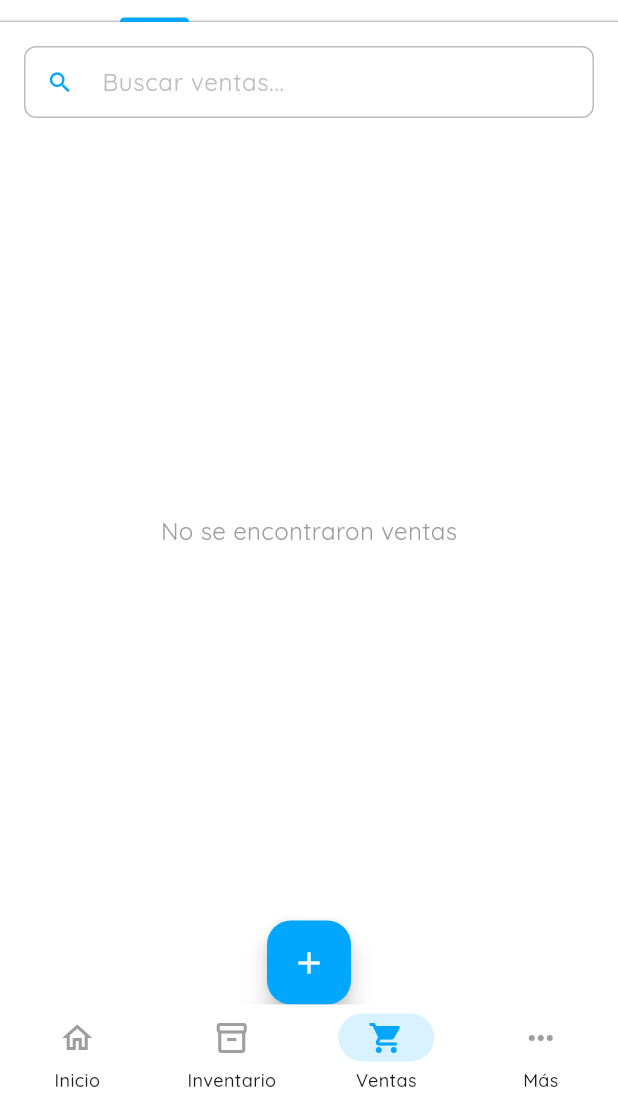
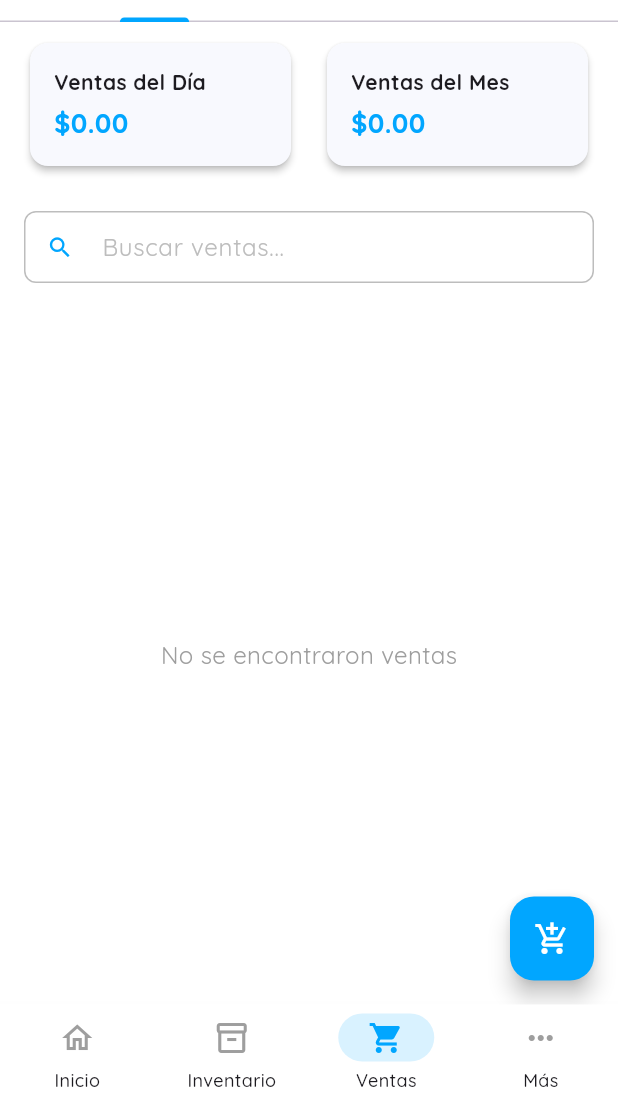
Before and after one commit to Hjanner/E-H_app, a Flutter app: the screen it shows after launch, item 3 of the bottom bar chosen, on a phone screen of 412 x 824 dp, the part 134-1236 px from its top. Run offline on Flutter 3.47's test engine with Material 3 defaults, Android fonts, the phone set to English and light mode, and no system bars; our stand-ins replace google_fonts, image_picker, shared_preferences, sqflite; accounts and stored records are empty; network calls fail.

Commit message:
ajustes front de ventas, ajuste de sales_screen v2

```diff
--- a/lib/screens/sales/sale_list_screen.dart
+++ b/lib/screens/sales/sale_list_screen.dart
@@ -76,7 +76,6 @@ class _SaleListScreenState extends State<SaleListScreen> {
     }
   }
 
-
   // Precarga información de clientes para mostrar nombres
   Future<void> _preloadCustomers() async {
     try {
@@ -142,10 +141,10 @@ class _SaleListScreenState extends State<SaleListScreen> {
     await _loadSales();
   }
 
-
   @override
   Widget build(BuildContext context) {
-    return Column(
+    return Scaffold(
+      body: Column(
         children: [
           Padding(
             padding: const EdgeInsets.all(16.0),
@@ -245,12 +244,11 @@ class _SaleListScreenState extends State<SaleListScreen> {
                         ),
                       ),
           ),
+        ],
+      ),
 
       // Botón flotante para agregar producto
-        Positioned(
-          bottom: 16,
-          right: 16,
-          child: FloatingActionButton(
+      floatingActionButton: FloatingActionButton(
         onPressed: () {
           Navigator.push(
             context,
@@ -264,10 +262,8 @@ class _SaleListScreenState extends State<SaleListScreen> {
           });
         },
         backgroundColor: AppTheme.primaryColor,
-            child: const Icon(Icons.add, color: Colors.white),
+        child: const Icon(Icons.add_shopping_cart, color: Colors.white),
       ),
-        ),
-      ],
     );
   }
 
--- a/lib/screens/sales/sales_screen.dart
+++ b/lib/screens/sales/sales_screen.dart
@@ -1,6 +1,7 @@
 import 'package:flutter/material.dart';
 import 'package:ehstore_app/theme/app_theme.dart';
 import 'package:ehstore_app/services/sale_service.dart';
+import 'package:ehstore_app/models/sale.dart';
 import 'sale_list_screen.dart';
 import 'debt_list_screen.dart';
 
@@ -69,26 +70,11 @@ class _SalesScreenState extends State<SalesScreen> with SingleTickerProviderStat
     }
   }
 
-
   @override
   Widget build(BuildContext context) {
     return Scaffold(
       appBar: AppBar(
         title: const Text('Ventas'),
-        // actions: [
-        //   IconButton(
-        //     icon: const Icon(Icons.add),
-        //     onPressed: () {
-        //       Navigator.push(
-        //         context,
-        //         MaterialPageRoute(
-        //           builder: (context) => const NewSaleScreen(),
-        //         ),
-        //       ).then((_) => _loadSalesData());
-        //     },
-        //     tooltip: 'Nueva venta',
-        //   ),
-        // ],
         bottom: TabBar(
           controller: _tabController,
           labelColor: AppTheme.primaryColor,
@@ -102,7 +88,7 @@ class _SalesScreenState extends State<SalesScreen> with SingleTickerProviderStat
       ),
       body: Column(
         children: [
-         // _buildSalesInfo(),
+          _buildSalesInfo(),
           Expanded(
             child: TabBarView(
               controller: _tabController,
@@ -117,94 +103,94 @@ class _SalesScreenState extends State<SalesScreen> with SingleTickerProviderStat
     );
   }
 
-  // Widget _buildSalesInfo() {
-  //   return Padding(
-  //     padding: const EdgeInsets.all(16.0),
-  //     child: Row(
-  //       children: [
-  //         Expanded(
-  //           child: Card(
-  //             color: AppTheme.cardBackground,
-  //             elevation: 2,
-  //             child: Padding(
-  //               padding: const EdgeInsets.all(16.0),
-  //               child: Column(
-  //                 crossAxisAlignment: CrossAxisAlignment.start,
-  //                 children: [
-  //                   const Text(
-  //                     'Ventas del Día',
-  //                     style: TextStyle(
-  //                       fontSize: 16,
-  //                       fontWeight: FontWeight.bold,
-  //                     ),
-  //                   ),
-  //                   const SizedBox(height: 8),
-  //                   _isLoading
-  //                       ? const SizedBox(
-  //                           height: 24,
-  //                           width: 24,
-  //                           child: CircularProgressIndicator(
-  //                             strokeWidth: 2,
-  //                             valueColor: AlwaysStoppedAnimation<Color>(AppTheme.primaryColor),
-  //                           ),
-  //                         )
-  //                       : Text(
-  //                           '\$${_todaySales.toStringAsFixed(2)}',
-  //                           style: const TextStyle(
-  //                             fontSize: 24,
-  //                             fontWeight: FontWeight.bold,
-  //                             color: AppTheme.primaryColor,
-  //                           ),
-  //                         ),
-  //                 ],
-  //               ),
-  //             ),
-  //           ),
-  //         ),
-  //         const SizedBox(width: 16),
-  //         // Expanded(
-  //         //   child: Card(
-  //         //     color: AppTheme.cardBackground,
-  //         //     elevation: 2,
-  //         //     child: Padding(
-  //         //       padding: const EdgeInsets.all(16.0),
-  //         //       child: Column(
-  //         //         crossAxisAlignment: CrossAxisAlignment.start,
-  //         //         children: [
-  //         //           const Text(
-  //         //             'Ventas del Mes',
-  //         //             style: TextStyle(
-  //         //               fontSize: 16,
-  //         //               fontWeight: FontWeight.bold,
-  //         //             ),
-  //         //           ),
-  //         //           const SizedBox(height: 8),
-  //         //           _isLoading
-  //         //               ? const SizedBox(
-  //         //                   height: 24,
-  //         //                   width: 24,
-  //         //                   child: CircularProgressIndicator(
-  //         //                     strokeWidth: 2,
-  //         //                     valueColor: AlwaysStoppedAnimation<Color>(AppTheme.primaryColor),
-  //         //                   ),
-  //         //                 )
-  //         //               : Text(
-  //         //                   '\$${_monthlySales.toStringAsFixed(2)}',
-  //         //                   style: const TextStyle(
-  //         //                     fontSize: 24,
-  //         //                     fontWeight: FontWeight.bold,
-  //         //                     color: AppTheme.primaryColor,
-  //         //                   ),
-  //         //                 ),
-  //         //         ],
-  //         //       ),
-  //         //     ),
-  //         //   ),
-  //         // ),
-  //       ],
-  //     ),
-  //   );
-  // }
+  Widget _buildSalesInfo() {
+    return Padding(
+      padding: const EdgeInsets.symmetric(vertical: 10, horizontal: 16),
+      child: Row(
+        children: [
+          Expanded(
+            child: Card(
+              color: AppTheme.cardBackground,
+              elevation: 2,
+              child: Padding(
+                padding: const EdgeInsets.all(16.0),
+                child: Column(
+                  crossAxisAlignment: CrossAxisAlignment.start,
+                  children: [
+                    const Text(
+                      'Ventas del Día',
+                      style: TextStyle(
+                        fontSize: 14,
+                        fontWeight: FontWeight.bold,
+                      ),
+                    ),
+                    const SizedBox(height: 4),
+                    _isLoading
+                        ? const SizedBox(
+                            height: 24,
+                            width: 24,
+                            child: CircularProgressIndicator(
+                              strokeWidth: 2,
+                              valueColor: AlwaysStoppedAnimation<Color>(AppTheme.primaryColor),
+                            ),
+                          )
+                        : Text(
+                            '\$${_todaySales.toStringAsFixed(2)}',
+                            style: const TextStyle(
+                              fontSize: 18,
+                              fontWeight: FontWeight.bold,
+                              color: AppTheme.primaryColor,
+                            ),
+                          ),
+                  ],
+                ),
+              ),
+            ),
+          ),
+          const SizedBox(width: 16),
+          Expanded(
+            child: Card(
+              color: AppTheme.cardBackground,
+              elevation: 2,
+              child: Padding(
+                padding: const EdgeInsets.all(16.0),
+                child: Column(
+                  crossAxisAlignment: CrossAxisAlignment.start,
+                  children: [
+                    const Text(
+                      'Ventas del Mes',
+                      style: TextStyle(
+                        fontSize: 14,
+                        fontWeight: FontWeight.bold,
+                      ),
+                    ),
+                    const SizedBox(height: 4),
+                    _isLoading
+                        ? const SizedBox(
+                            height: 24,
+                            width: 24,
+                            child: CircularProgressIndicator(
+                              strokeWidth: 2,
+                              valueColor: AlwaysStoppedAnimation<Color>(AppTheme.primaryColor),
+                            ),
+                          )
+                        : Text(
+                            '\$${_monthlySales.toStringAsFixed(2)}',
+                            style: const TextStyle(
+                              fontSize: 18,
+                              fontWeight: FontWeight.bold,
+                              color: AppTheme.primaryColor,
+                            ),
+                          ),
+                  ],
+                ),
+              ),
+            ),
+          ),
+        ],
+      ),
+    );
+  }
 
   @override
   void dispose() {
```
Lines whose indentation alone changed are shown as unchanged.
